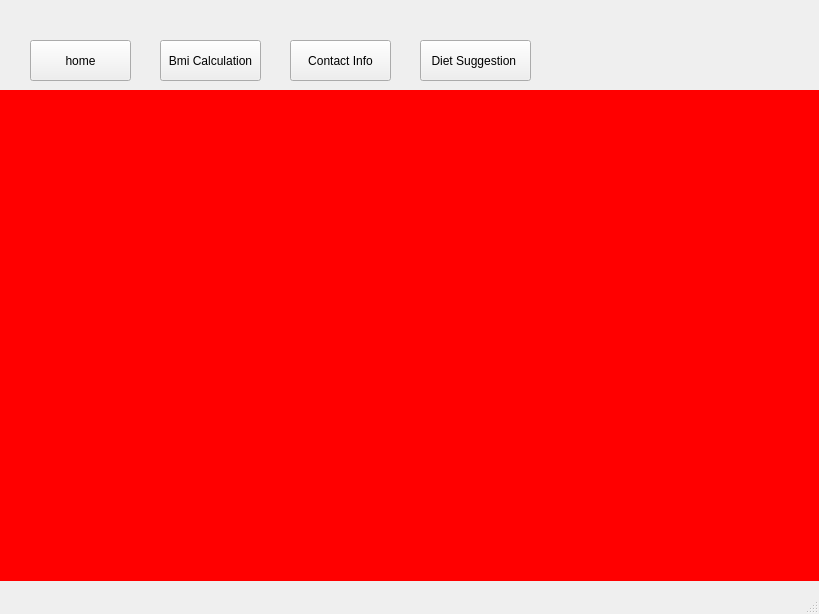
Above: home.ui from ssaannjjaayy/fitness-first before the change. Below: the same form after it.
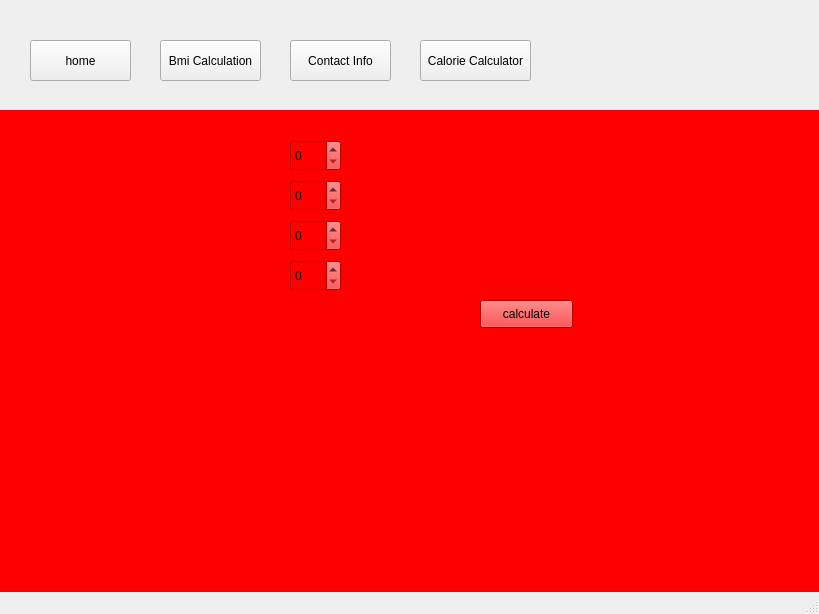
That is the form after the change. Icons and pictures are not drawn.

Commit message: calorie calculator added

What changed in the file:
```diff
--- a/home.ui
+++ b/home.ui
@@ -18,7 +18,7 @@
     <property name="geometry">
      <rect>
       <x>0</x>
-      <y>90</y>
+      <y>110</y>
       <width>821</width>
       <height>491</height>
      </rect>
@@ -201,10 +201,10 @@
      <widget class="QLabel" name="label_7">
       <property name="geometry">
        <rect>
-        <x>160</x>
-        <y>110</y>
-        <width>531</width>
-        <height>251</height>
+        <x>60</x>
+        <y>320</y>
+        <width>591</width>
+        <height>71</height>
        </rect>
       </property>
       <property name="font">
@@ -216,6 +216,59 @@
        <string/>
       </property>
      </widget>
+     <widget class="QSpinBox" name="spinBox">
+      <property name="geometry">
+       <rect>
+        <x>290</x>
+        <y>30</y>
+        <width>51</width>
+        <height>31</height>
+       </rect>
+      </property>
+     </widget>
+     <widget class="QSpinBox" name="spinBox_2">
+      <property name="geometry">
+       <rect>
+        <x>290</x>
+        <y>70</y>
+        <width>51</width>
+        <height>31</height>
+       </rect>
+      </property>
+     </widget>
+     <widget class="QSpinBox" name="spinBox_3">
+      <property name="geometry">
+       <rect>
+        <x>290</x>
+        <y>110</y>
+        <width>51</width>
+        <height>31</height>
+       </rect>
+      </property>
+     </widget>
+     <widget class="QPushButton" name="pushButton_6">
+      <property name="geometry">
+       <rect>
+        <x>480</x>
+        <y>190</y>
+        <width>93</width>
+        <height>28</height>
+       </rect>
+      </property>
+      <property name="text">
+       <string>calculate</string>
+      </property>
+     </widget>
+     <widget class="QSpinBox" name="spinBox_4">
+      <property name="geometry">
+       <rect>
+        <x>290</x>
+        <y>150</y>
+        <width>51</width>
+        <height>31</height>
+       </rect>
+      </property>
+     </widget>
     </widget>
    </widget>
    <widget class="QPushButton" name="pushButton">
@@ -267,7 +320,7 @@
      </rect>
     </property>
     <property name="text">
-     <string>Diet Suggestion </string>
+     <string>Calorie Calculator</string>
     </property>
    </widget>
   </widget>
```
Left out of the diff: 30 changed lines with no effect on the pictures. The commit also changes 9 other files.
